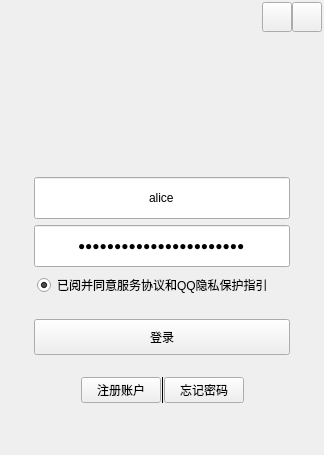
This is ui/widget.ui in Sakurakouji-Saika/MyQtClient as Qt 5 draws it before an edit. The edited form follows.
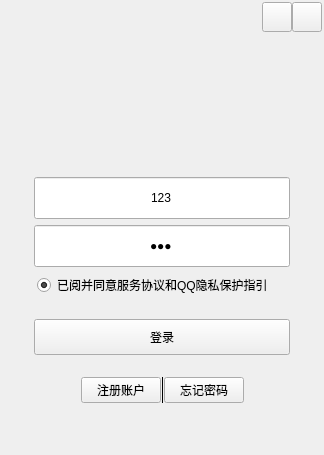
This is the edited form. Custom widgets are drawn as their Qt base class.

```diff
--- a/ui/widget.ui
+++ b/ui/widget.ui
@@ -267,7 +267,7 @@
                </size>
               </property>
               <property name="text">
-               <string>alice</string>
+               <string>123</string>
               </property>
               <property name="alignment">
                <set>Qt::AlignCenter</set>
@@ -322,7 +322,7 @@
                </size>
               </property>
               <property name="text">
-               <string>pbkdf2$1000$salta$hash1</string>
+               <string>123</string>
               </property>
               <property name="echoMode">
                <enum>QLineEdit::Password</enum>
```
Left out of the diff: 56 changed lines with no effect on the pictures.
